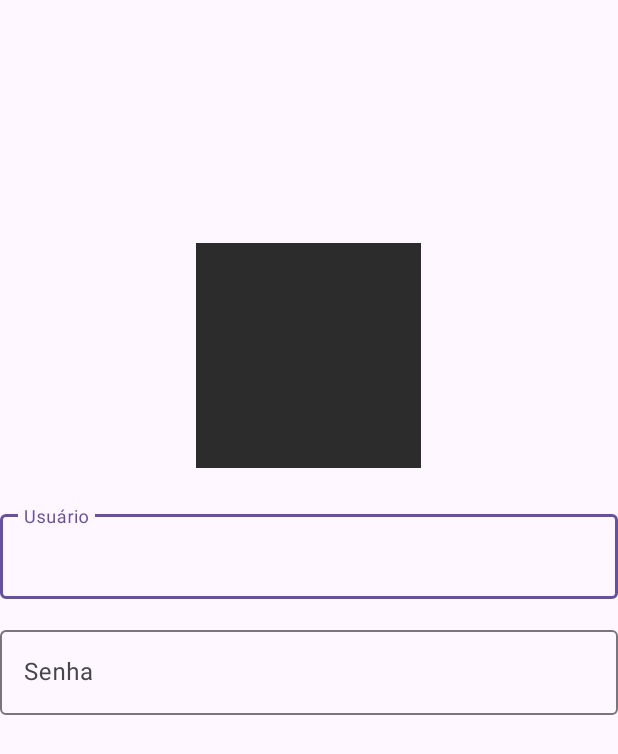
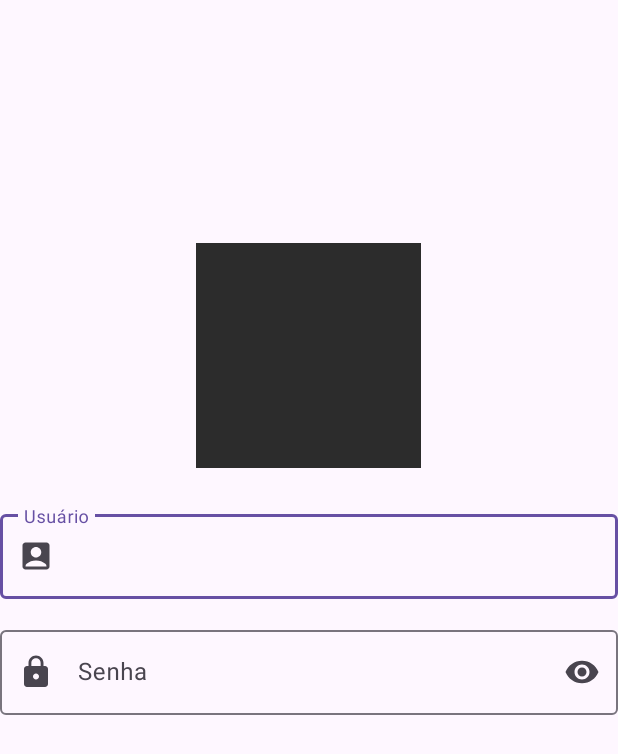
Before and after one commit to Tiraz/LojinhaBike, an Android app: the LoginActivity screen opened directly, with no data from a screen before it, on a phone screen of 412 x 824 dp. Shown: the top 754 px of the screen. Run offline under Robolectric (Android 15) with nearby library versions, the phone set to English and light mode, and no system bars.

Commit message:
abrindo janela

```diff
--- a/app/src/main/java/br/com/etecia/myapp/SplashActivity.java
+++ b/app/src/main/java/br/com/etecia/myapp/SplashActivity.java
@@ -1,6 +1,7 @@
 package br.com.etecia.myapp;
 
 import android.os.Bundle;
+import android.os.Handler;
 
 import androidx.activity.EdgeToEdge;
 import androidx.appcompat.app.AppCompatActivity;
@@ -20,5 +21,16 @@
             v.setPadding(systemBars.left, systemBars.top, systemBars.right, systemBars.bottom);
             return insets;
         });
+
+        //comentario de linha
+
+        /*comentário de bloco*/
+        //abrir a jenela de login ultilizando uma thread
+        new Handler().postDelayed(new Runnable() {
+            @Override
+            public void run() {
+
+            }
+        },3000);
     }
 }
--- /dev/null
+++ b/app/src/main/res/drawable/baseline_account_box.xml
@@ -0,0 +1,5 @@
+<vector xmlns:android="http://schemas.android.com/apk/res/android" android:height="24dp" android:tint="#000000" android:viewportHeight="24" android:viewportWidth="24" android:width="24dp">
+
+    <path android:fillColor="@android:color/white" android:pathData="M19,3H5C3.9,3 3,3.9 3,5v14c0,1.1 0.9,2 2,2h14c1.1,0 2,-0.9 2,-2V5C21,3.9 20.1,3 19,3zM12,6c1.93,0 3.5,1.57 3.5,3.5c0,1.93 -1.57,3.5 -3.5,3.5s-3.5,-1.57 -3.5,-3.5C8.5,7.57 10.07,6 12,6zM19,19H5v-0.23c0,-0.62 0.28,-1.2 0.76,-1.58C7.47,15.82 9.64,15 12,15s4.53,0.82 6.24,2.19c0.48,0.38 0.76,0.97 0.76,1.58V19z"/>
+
+</vector>
--- /dev/null
+++ b/app/src/main/res/drawable/baseline_lock.xml
@@ -0,0 +1,5 @@
+<vector xmlns:android="http://schemas.android.com/apk/res/android" android:height="24dp" android:tint="#000000" android:viewportHeight="24" android:viewportWidth="24" android:width="24dp">
+
+    <path android:fillColor="@android:color/white" android:pathData="M18,8h-1L17,6c0,-2.76 -2.24,-5 -5,-5S7,3.24 7,6v2L6,8c-1.1,0 -2,0.9 -2,2v10c0,1.1 0.9,2 2,2h12c1.1,0 2,-0.9 2,-2L20,10c0,-1.1 -0.9,-2 -2,-2zM12,17c-1.1,0 -2,-0.9 -2,-2s0.9,-2 2,-2 2,0.9 2,2 -0.9,2 -2,2zM15.1,8L8.9,8L8.9,6c0,-1.71 1.39,-3.1 3.1,-3.1 1.71,0 3.1,1.39 3.1,3.1v2z"/>
+
+</vector>
--- a/app/src/main/res/layout/login_layout.xml
+++ b/app/src/main/res/layout/login_layout.xml
@@ -1,44 +1,62 @@
 <?xml version="1.0" encoding="utf-8"?>
-<LinearLayout android:orientation="vertical" xmlns:android="http://schemas.android.com/apk/res/android"
+<LinearLayout xmlns:android="http://schemas.android.com/apk/res/android"
     xmlns:app="http://schemas.android.com/apk/res-auto"
     xmlns:tools="http://schemas.android.com/tools"
     android:id="@+id/main"
     android:layout_width="match_parent"
+    android:layout_height="match_parent"
     android:gravity="center_horizontal|center_vertical"
-    android:layout_height="match_parent"
+    android:orientation="vertical"
     tools:context=".LoginActivity">
 
     <ImageView
+        android:layout_width="150dp"
+        android:layout_height="150dp"
         android:layout_marginTop="-180dp"
         android:layout_marginBottom="25dp"
-        android:layout_width="150dp"
-        android:layout_height="150dp"
-        android:src="#2c2c2c"/>
+        android:src="#2c2c2c" />
 
     <com.google.android.material.textfield.TextInputLayout
         android:id="@+id/usuario"
         android:layout_width="match_parent"
         android:layout_height="wrap_content"
         android:layout_marginBottom="15dp"
-        android:hint="Usuário">
+        android:hint="Usuário"
+        app:startIconDrawable="@drawable/baseline_account_box"
+        app:endIconMode="clear_text"
+        >
+
+        <com.google.android.material.textfield.TextInputEditText
+            android:layout_width="match_parent"
+            android:layout_height="wrap_content" />
+
+    </com.google.android.material.textfield.TextInputLayout>
+
+    <com.google.android.material.textfield.TextInputLayout
+        android:id="@+id/senha"
+        android:layout_width="match_parent"
+        android:layout_height="wrap_content"
+        android:hint="Senha"
+        app:startIconDrawable="@drawable/baseline_lock"
+        app:endIconMode="password_toggle"
+        >
 
         <com.google.android.material.textfield.TextInputEditText
             android:layout_width="match_parent"
             android:layout_height="wrap_content"
-            />
-
-    </com.google.android.material.textfield.TextInputLayout><com.google.android.material.textfield.TextInputLayout
-        android:id="@+id/senha"
-        android:layout_width="match_parent"
-        android:layout_height="wrap_content"
-        android:hint="Senha">
-
-        <com.google.android.material.textfield.TextInputEditText
-            android:layout_width="match_parent"
-            android:layout_height="wrap_content"
+            android:inputType="textPassword"
             />
 
     </com.google.android.material.textfield.TextInputLayout>
 
+    <LinearLayout
+        android:orientation="horizontal"
+        android:layout_width="match_parent"
+        android:layout_height="wrap_content">
+
+
+
+    </LinearLayout>
+
 
 </LinearLayout>
```
